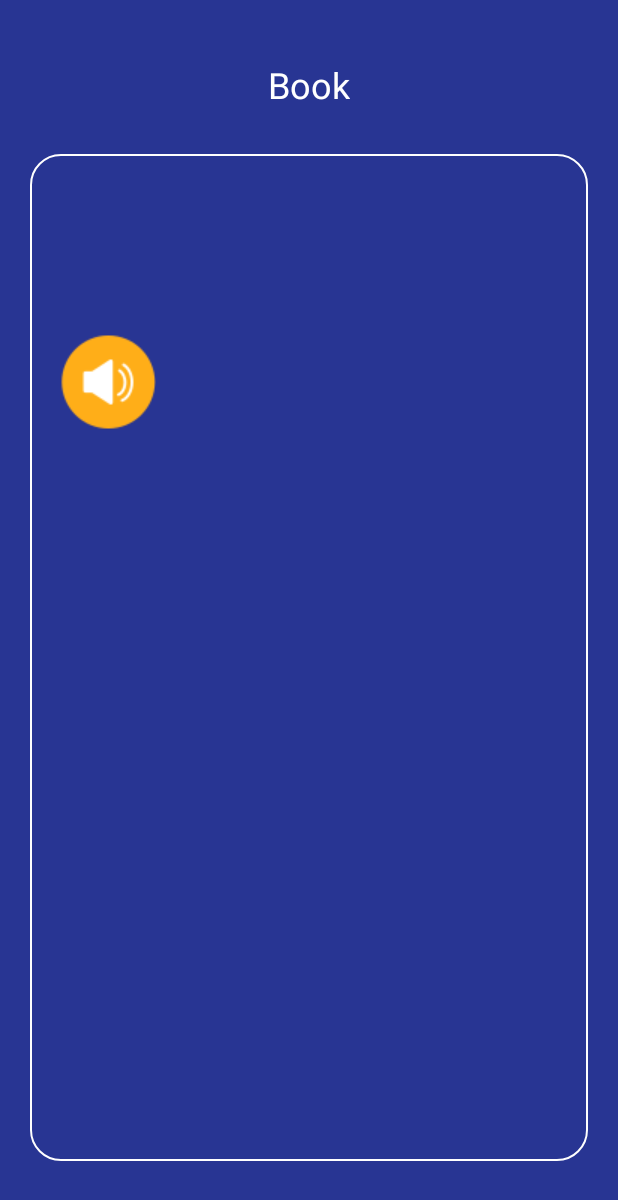
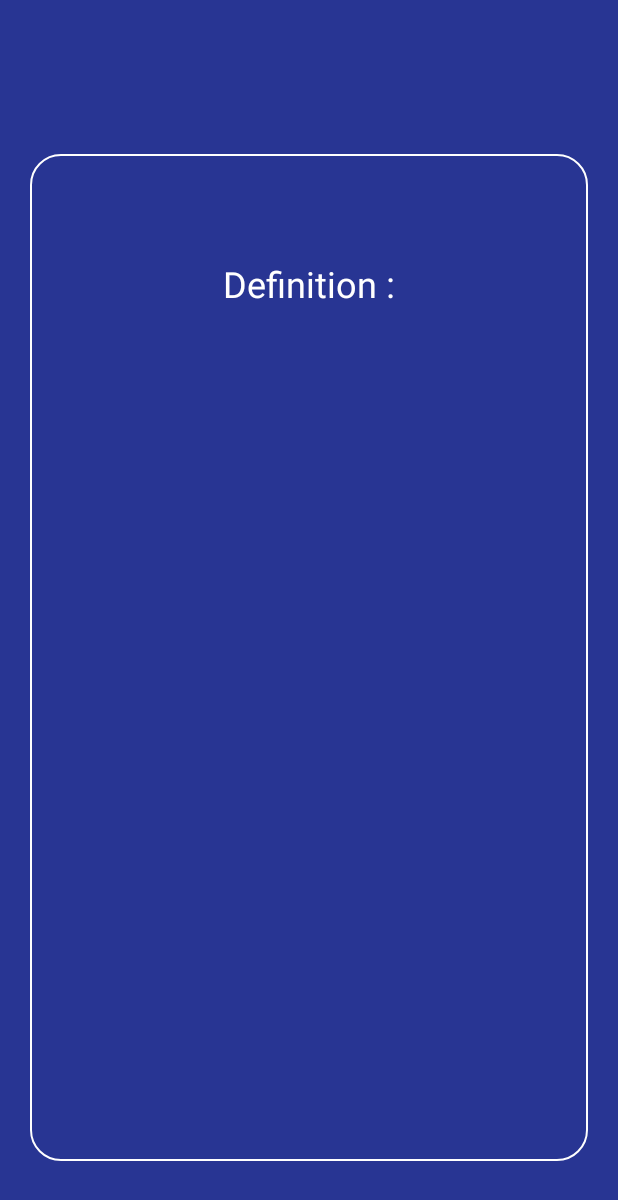
Before and after one commit to nadia-am/GreeceDictionary, an Android app: the WordActivity screen opened directly, with no data from a screen before it, on a phone screen of 412 x 824 dp. Shown: the top 1200 px of the screen. Run offline under Robolectric (Android 15) with nearby library versions, the phone set to English and light mode, and no system bars.

```diff
--- a/app/build.gradle
+++ b/app/build.gradle
@@ -6,8 +6,8 @@ android {
         applicationId "com.a.myapplication"
         minSdkVersion 15
         targetSdkVersion 28
-        versionCode 1
-        versionName "1.0"
+        versionCode 2
+        versionName "1.2"
         testInstrumentationRunner "androidx.test.runner.AndroidJUnitRunner"
         multiDexEnabled true
     }
--- a/app/src/main/AndroidManifest.xml
+++ b/app/src/main/AndroidManifest.xml
@@ -4,9 +4,9 @@
 
     <application
         android:allowBackup="true"
-        android:icon="@mipmap/ic_launcher"
+        android:icon="@mipmap/icon"
         android:label="@string/app_name"
-        android:roundIcon="@mipmap/ic_launcher_round"
+        android:roundIcon="@mipmap/icon"
         android:supportsRtl="true"
         android:theme="@style/AppTheme">
         <activity android:name=".MainActivity">
--- a/app/src/main/java/com/a/myapplication/WordActivity.java
+++ b/app/src/main/java/com/a/myapplication/WordActivity.java
@@ -1,7 +1,14 @@
 package com.a.myapplication;
 
+import android.app.SearchManager;
+import android.content.ClipData;
+import android.content.Context;
 import android.content.Intent;
 import android.os.Bundle;
+import android.util.Log;
+import android.view.Menu;
+import android.view.MenuInflater;
+import android.widget.SearchView;
 import android.widget.TextView;
 
 import androidx.appcompat.app.AppCompatActivity;
@@ -18,11 +25,15 @@ public class WordActivity extends AppCompatActivity {
         String greece = myIntent.getStringExtra("greece");
         String persian= myIntent.getStringExtra("persian");
         String type= myIntent.getStringExtra("type");
-
-        TextView tv_definition = findViewById(R.id.tv_definition);
-        tv_definition.setText(greece);
+        Log.i("@greece=>",greece);
+        Log.i("@persian=>",persian);
 
         TextView tv_persian = findViewById(R.id.tv_persian);
         tv_persian.setText(persian);
+
+        TextView tv_greece = findViewById(R.id.tv_greece);
+        tv_greece.setText(greece);
     }
+
+
 }
--- a/app/src/main/res/layout/word_activity.xml
+++ b/app/src/main/res/layout/word_activity.xml
@@ -11,11 +11,10 @@
         android:background="@color/base_color">
 
         <TextView
-            android:id="@+id/tv_word"
+            android:id="@+id/tv_persian"
             android:layout_width="wrap_content"
             android:layout_height="wrap_content"
             android:layout_marginTop="40dp"
-            android:text="Book"
             android:textColor="@android:color/white"
             android:textSize="24sp"
             app:layout_constraintEnd_toEndOf="parent"
@@ -36,7 +35,7 @@
             app:layout_constraintEnd_toEndOf="parent"
             app:layout_constraintHorizontal_bias="0.0"
             app:layout_constraintStart_toStartOf="parent"
-            app:layout_constraintTop_toBottomOf="@+id/tv_word"
+            app:layout_constraintTop_toBottomOf="@+id/tv_persian"
             app:layout_constraintVertical_bias="1.0">
 
             <TextView
@@ -56,21 +55,21 @@
                 android:layout_width="wrap_content"
                 android:layout_height="wrap_content"
                 android:layout_marginTop="100dp"
+                android:visibility="invisible"
                 app:layout_constraintStart_toStartOf="parent"
                 app:layout_constraintTop_toTopOf="parent"
                 app:srcCompat="@drawable/voice" />
 
             <TextView
-                android:id="@+id/tv_persian"
+                android:id="@+id/tv_greece"
                 android:layout_width="wrap_content"
                 android:layout_height="wrap_content"
-                android:layout_marginStart="20dp"
-                android:layout_marginLeft="20dp"
+                android:layout_marginTop="50dp"
                 android:text="TextView"
                 android:textColor="@android:color/white"
-                app:layout_constraintBottom_toBottomOf="@+id/imageView"
-                app:layout_constraintStart_toEndOf="@+id/imageView"
-                app:layout_constraintTop_toTopOf="@+id/imageView" />
+                app:layout_constraintEnd_toEndOf="parent"
+                app:layout_constraintStart_toStartOf="parent"
+                app:layout_constraintTop_toBottomOf="@+id/tv_definition" />
 
         </androidx.constraintlayout.widget.ConstraintLayout>
     </androidx.constraintlayout.widget.ConstraintLayout>
--- a/app/src/main/res/values/strings.xml
+++ b/app/src/main/res/values/strings.xml
@@ -1,3 +1,3 @@
 <resources>
-    <string name="app_name">My Application</string>
+    <string name="app_name">Ebi Dictinary</string>
 </resources>
```
Also changed, not shown: app/src/main/java/com/a/myapplication/MainActivity.java (+76 -36 lines), app/src/main/java/com/a/myapplication/WordsAdapter.java (+39 -1 lines), app/src/main/res/layout/activity_main.xml (+20 -13 lines), app/src/main/res/layout/list_row.xml (+18 -9 lines), 2 other files.
